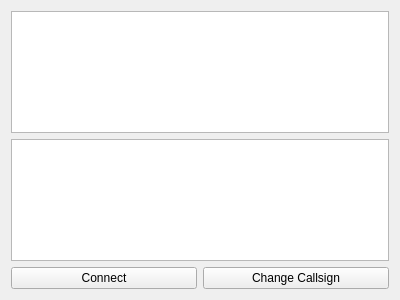
Old version of the form cpp/c13/serverconnectdialog.ui in the repository p0lymeric/fe56_dscr.
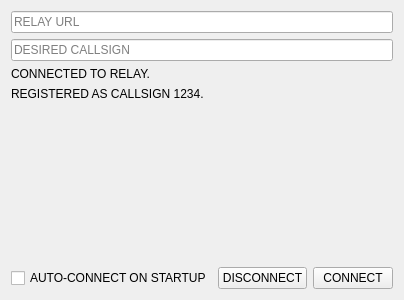
New version of the form.

```diff
--- a/cpp/c13/serverconnectdialog.ui
+++ b/cpp/c13/serverconnectdialog.ui
@@ -13,29 +13,75 @@
   <property name="windowTitle">
    <string>Form</string>
   </property>
-  <layout class="QVBoxLayout" name="verticalLayout">
+  <layout class="QVBoxLayout" name="verticalLayout_2">
    <item>
-    <widget class="QPlainTextEdit" name="urlEdit"/>
-   </item>
-   <item>
-    <widget class="QTextEdit" name="callsignEdit"/>
-   </item>
-   <item>
-    <layout class="QHBoxLayout" name="horizontalLayout">
+    <layout class="QVBoxLayout" name="verticalLayout">
      <item>
-      <widget class="QPushButton" name="connectButton">
+      <widget class="QLineEdit" name="urlEdit">
+       <property name="placeholderText">
+        <string>RELAY URL</string>
+       </property>
+      </widget>
+     </item>
+     <item>
+      <widget class="QLineEdit" name="lineEdit">
+       <property name="placeholderText">
+        <string>DESIRED CALLSIGN</string>
+       </property>
+      </widget>
+     </item>
+     <item>
+      <widget class="QLabel" name="connectionStatusLabel">
        <property name="text">
-        <string>Connect</string>
+        <string>CONNECTED TO RELAY.</string>
        </property>
       </widget>
      </item>
      <item>
-      <widget class="QPushButton" name="callsignButton">
+      <widget class="QLabel" name="registrationStatusLabel">
        <property name="text">
-        <string>Change Callsign</string>
+        <string>REGISTERED AS CALLSIGN 1234.</string>
        </property>
       </widget>
      </item>
+     <item>
+      <spacer name="verticalSpacer">
+       <property name="orientation">
+        <enum>Qt::Orientation::Vertical</enum>
+       </property>
+       <property name="sizeHint" stdset="0">
+        <size>
+         <width>20</width>
+         <height>40</height>
+        </size>
+       </property>
+      </spacer>
+     </item>
+     <item>
+      <layout class="QHBoxLayout" name="horizontalLayout">
+       <item>
+        <widget class="QCheckBox" name="autoConnctCheckBox">
+         <property name="text">
+          <string>AUTO-CONNECT ON STARTUP</string>
+         </property>
+        </widget>
+       </item>
+       <item>
+        <widget class="QPushButton" name="pushButton">
+         <property name="text">
+          <string>DISCONNECT</string>
+         </property>
+        </widget>
+       </item>
+       <item>
+        <widget class="QPushButton" name="connectReregisterButton">
+         <property name="text">
+          <string>CONNECT</string>
+         </property>
+        </widget>
+       </item>
+      </layout>
+     </item>
     </layout>
    </item>
   </layout>
```
